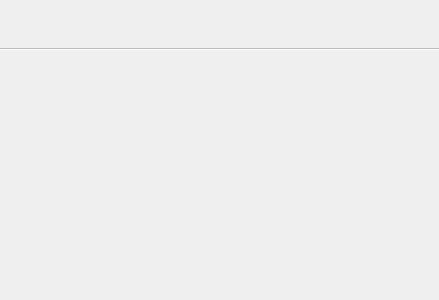
This is src/View/Widgets/TabView.ui in thefinalcutbg/DinoDent as Qt 5 draws it before an edit. The edited form follows.
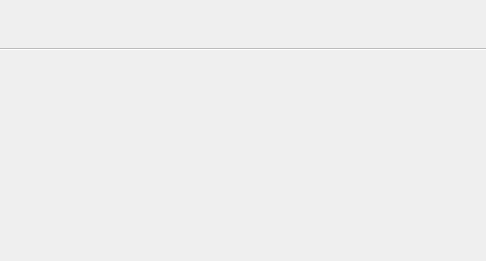
This is the edited form.

Commit message: calendar scroll area layout fix

Diff of the .ui file:
```diff
--- a/src/View/Widgets/TabView.ui
+++ b/src/View/Widgets/TabView.ui
@@ -6,8 +6,8 @@
    <rect>
     <x>0</x>
     <y>0</y>
-    <width>439</width>
-    <height>300</height>
+    <width>486</width>
+    <height>261</height>
    </rect>
   </property>
   <property name="windowTitle">
@@ -70,8 +70,8 @@
        <rect>
         <x>0</x>
         <y>0</y>
-        <width>439</width>
-        <height>250</height>
+        <width>486</width>
+        <height>211</height>
        </rect>
       </property>
       <layout class="QVBoxLayout" name="verticalLayout_2">
```
Left out of the diff: 8 changed lines with no effect on the pictures. The commit also changes 5 other files.
